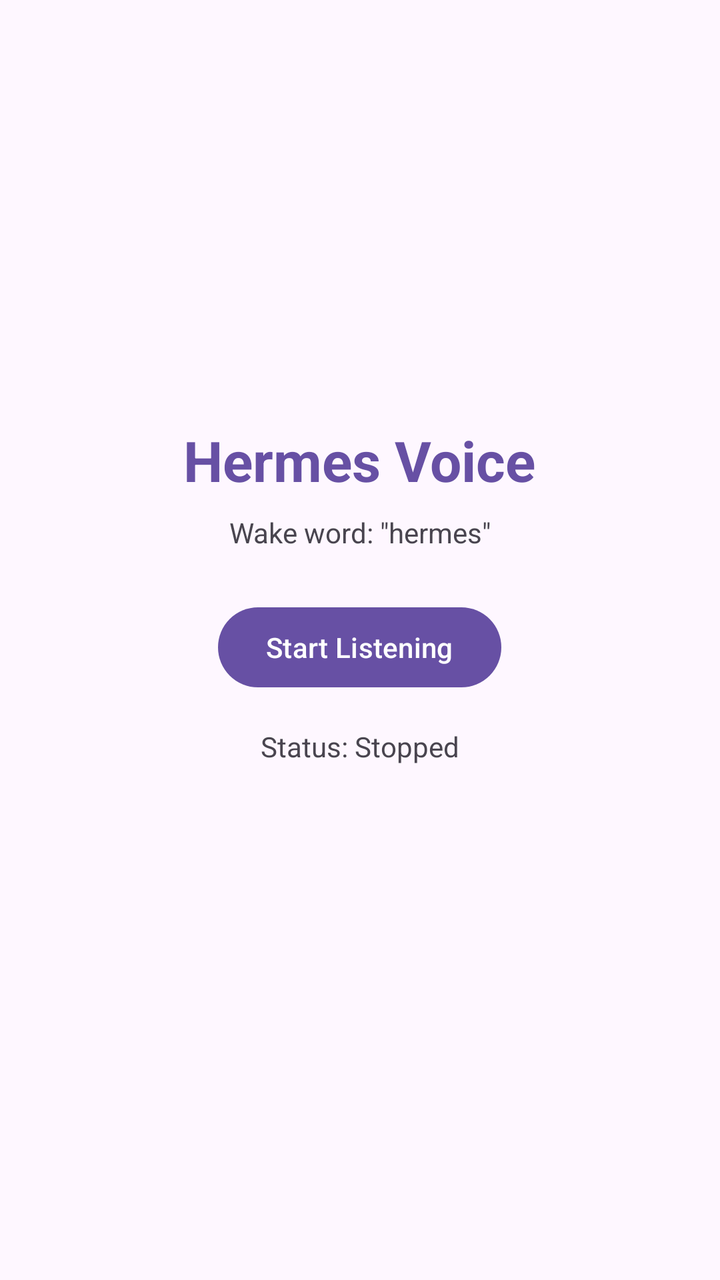
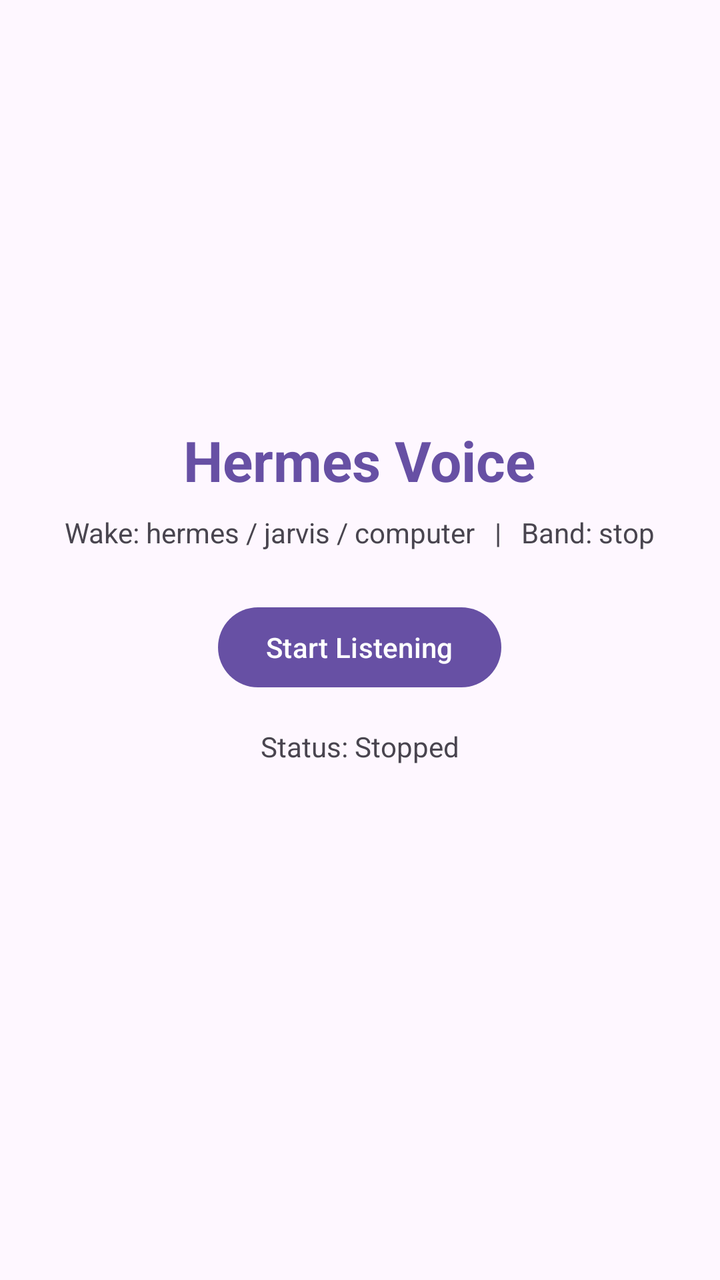

Compare the two renders of this Android layout. The source of the first and the diff that turns it into the second are given below.
<!-- AndroidManifest.xml: activity theme Theme.HermesVoice -->
<!-- res/layout/activity_main.xml -->
<?xml version="1.0" encoding="utf-8"?>
<LinearLayout xmlns:android="http://schemas.android.com/apk/res/android"
    android:layout_width="match_parent"
    android:layout_height="match_parent"
    android:orientation="vertical"
    android:gravity="center"
    android:padding="24dp">

    <TextView
        android:layout_width="wrap_content"
        android:layout_height="wrap_content"
        android:text="Hermes Voice"
        android:textSize="28sp"
        android:textStyle="bold"
        android:textColor="?attr/colorPrimary" />

    <TextView
        android:layout_width="wrap_content"
        android:layout_height="wrap_content"
        android:text="Wake word: &quot;hermes&quot;"
        android:textSize="14sp"
        android:layout_marginTop="8dp"
        android:textColor="?android:attr/textColorSecondary" />

    <Button
        android:id="@+id/btnToggleService"
        android:layout_width="wrap_content"
        android:layout_height="wrap_content"
        android:text="Start Listening"
        android:layout_marginTop="24dp" />

    <TextView
        android:id="@+id/tvStatus"
        android:layout_width="wrap_content"
        android:layout_height="wrap_content"
        android:text="Status: Stopped"
        android:layout_marginTop="16dp"
        android:textSize="14sp"
        android:textColor="?android:attr/textColorSecondary" />

    <TextView
        android:id="@+id/tvHeard"
        android:layout_width="match_parent"
        android:layout_height="wrap_content"
        android:text=""
        android:layout_marginTop="24dp"
        android:gravity="center"
        android:textSize="16sp" />

</LinearLayout>
<!-- resources referenced by this layout -->
<resources>
  <style name="Theme.HermesVoice" parent="Theme.Material3.DayNight" />
</resources>

<!-- the commit's change to res/layout/activity_main.xml (unified diff, before → after) -->
@@ -17,7 +17,7 @@
     <TextView
         android:layout_width="wrap_content"
         android:layout_height="wrap_content"
-        android:text="Wake word: &quot;hermes&quot;"
+        android:text="Wake: hermes / jarvis / computer   |   Band: stop"
         android:textSize="14sp"
         android:layout_marginTop="8dp"
         android:textColor="?android:attr/textColorSecondary" />
